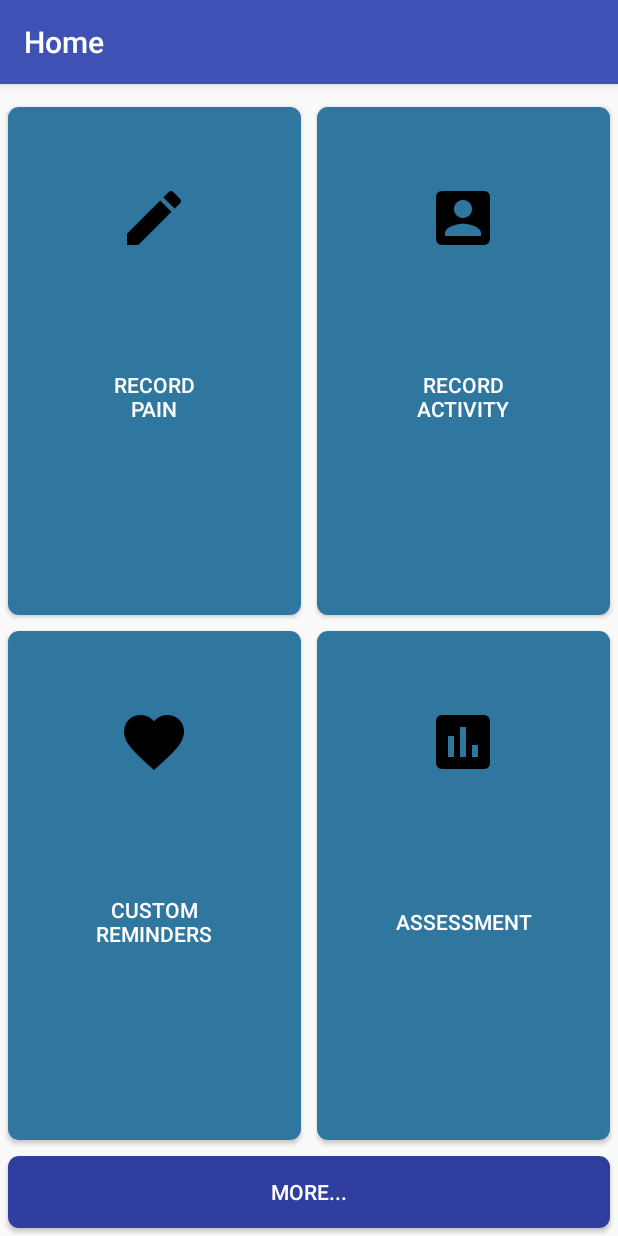
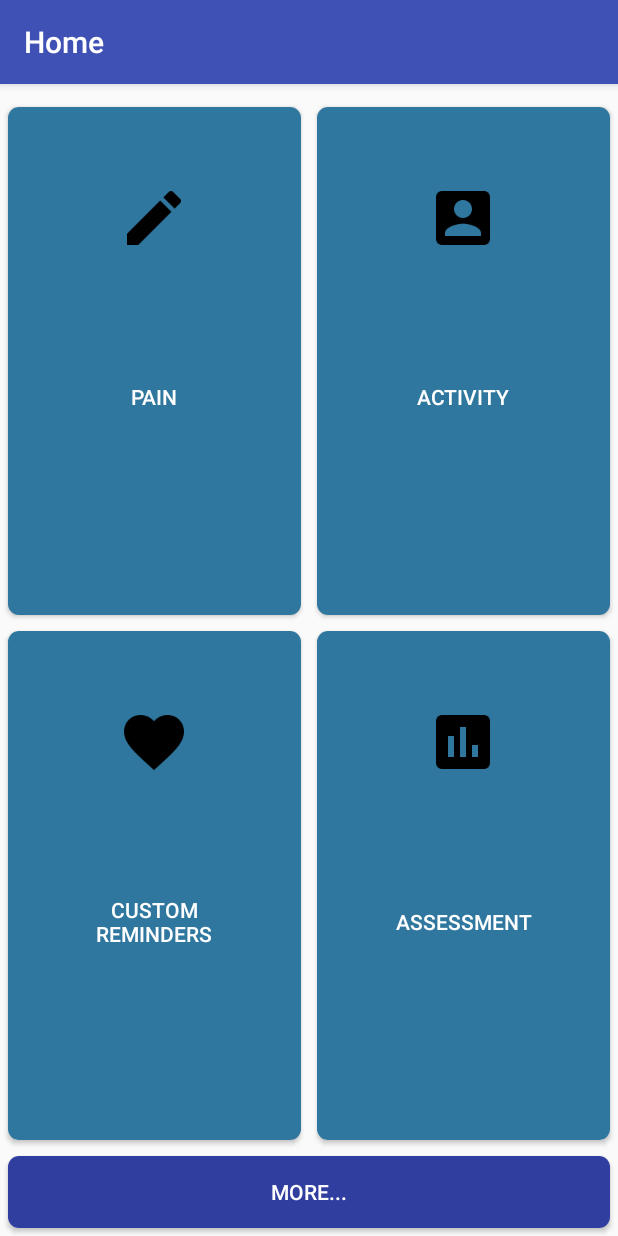
Before and after one commit to randy-acheson/Total-Joint-Replacement, an Android app: the screen it shows after launch (MainActivity), after a tap on "SIGN IN OR REGISTER", on a phone screen of 412 x 824 dp. Run offline under Robolectric (Android 15) with nearby library versions, the phone set to English and light mode, and no system bars; 2 statements that could not run were skipped.

Commit message:
Renamed main buttons and fixed graph resetting

```diff
--- a/app/src/main/java/edu/wpi/total_joint_replacement/entities/PhysicalAction.java
+++ b/app/src/main/java/edu/wpi/total_joint_replacement/entities/PhysicalAction.java
@@ -41,7 +41,7 @@ public class PhysicalAction {
         newList.add(new PhysicalAction("Strength and Aerobic Classes", "Yoga, dance, etc!", "30 minutes"));
         newList.add(new PhysicalAction("Golfing", "Just keep swinging!", "Play for an hour"));
         newList.add(new PhysicalAction("Gardening and Yardwork", "Beautify your landscape!", ""));
-        newList.add(new PhysicalAction("Jogging", "Get that heard rate going!", "2 miles"));
+        newList.add(new PhysicalAction("Jogging", "Get that heart rate going!", "2 miles"));
         newList.add(newAction);
         return newList;
     }
--- a/app/src/main/res/layout/activity_main_buttons.xml
+++ b/app/src/main/res/layout/activity_main_buttons.xml
@@ -19,7 +19,7 @@
                 android:layout_width="0dp"
                 android:layout_height="match_parent"
                 android:layout_weight=".5"
-                android:text="Record\nPain"
+                android:text="Pain"
                 android:id="@+id/recordPain_button"
                 android:drawableTop="@drawable/record_48dp"
                 android:onClick="openRecordPain"
@@ -37,7 +37,7 @@
                 android:layout_width="0dp"
                 android:layout_height="match_parent"
                 android:layout_weight=".5"
-                android:text="Record\nActivity"
+                android:text="Activity"
                 android:id="@+id/activity_button"
                 android:drawableTop="@drawable/profile_48dp"
                 android:onClick="openRecordActivity"
--- a/app/src/main/res/values/strings.xml
+++ b/app/src/main/res/values/strings.xml
@@ -26,8 +26,8 @@
 <!-- TODO: Remove or change this placeholder text -->
     <string name="hello_blank_fragment">Hello blank fragment</string>
     <string name="title_activity_main">Home</string>
-    <string name="title_activity_pain_record">Record Pain</string>
-    <string name="title_activity_activity_record">Record Activity</string>
+    <string name="title_activity_pain_record">Pain</string>
+    <string name="title_activity_activity_record">Activity</string>
     <string name="title_activity_more_activities">More Options</string>
     <string name="title_activity_custom_reminders">Custom Reminders</string>
     <string name="title_activity_assessment">Assessment</string>
```
Also changed, not shown: app/src/main/java/edu/wpi/total_joint_replacement/fragments/PainProgressFragment.java (+26 -16 lines).
